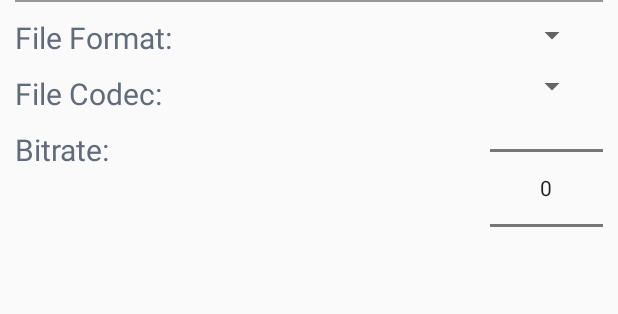
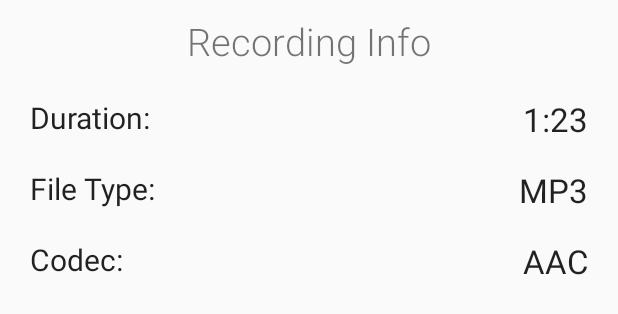
Before and after one commit to ryanthomas1998/voiceRecorder, an Android app: the layout slide_layout.xml on its own in the app's theme, with its tools: preview values and no code run, on a phone screen of 412 x 824 dp. Shown: the top 314 px of the screen. Run offline under Robolectric (Android 15) with nearby library versions, the phone set to English and light mode, and no system bars.

Commit message:
Something is fucked up

```diff
--- a/app/src/main/java/com/example/gus/voicerecorder/RecordActivity.java
+++ b/app/src/main/java/com/example/gus/voicerecorder/RecordActivity.java
@@ -9,6 +9,7 @@ import android.graphics.Color;
 import android.graphics.Interpolator;
 import android.media.Image;
 import android.media.MediaRecorder;
+import android.media.audiofx.BassBoost;
 import android.os.AsyncTask;
 import android.os.Environment;
 import android.os.SystemClock;
@@ -50,6 +51,7 @@ import org.achartengine.renderer.XYSeriesRenderer;
 
 import java.util.ArrayList;
 import java.util.Random;
+import java.util.Set;
 import java.util.Timer;
 import java.util.TimerTask;
 
@@ -100,6 +102,7 @@ public class RecordActivity extends AppCompatActivity {
         mLayout.setPanelHeight(600);
 
 
+        (( TextView) findViewById(R.id.codec)).setText(sharedPref.getString(SettingsActivity.KEY_CODEC,""));
 
 
         myAudioRecorder = new MediaRecorder();
@@ -131,14 +134,14 @@ public class RecordActivity extends AppCompatActivity {
             }
         });
 
-        Spinner spinner = (Spinner) findViewById(R.id.fileTypeSpinner);
+        //Spinner spinner = (Spinner) findViewById(R.id.fileTypeSpinner);
         // Create an ArrayAdapter using the string array and a default spinner layout
-        ArrayAdapter<CharSequence> adapter = ArrayAdapter.createFromResource(this,
-                R.array.filetypes, android.R.layout.simple_spinner_item);
+       // ArrayAdapter<CharSequence> adapter = ArrayAdapter.createFromResource(this,
+       //         R.array.filetypes, android.R.layout.simple_spinner_item);
         // Specify the layout to use when the list of choices appears
-        adapter.setDropDownViewResource(android.R.layout.simple_spinner_dropdown_item);
+      //  adapter.setDropDownViewResource(android.R.layout.simple_spinner_dropdown_item);
         // Apply the adapter to the spinner
-        spinner.setAdapter(adapter);
+       // spinner.setAdapter(adapter);
 
         (findViewById(R.id.stop_record)).setOnClickListener(new View.OnClickListener() {
             @Override
--- a/app/src/main/java/com/example/gus/voicerecorder/fileListAdapter.java
+++ b/app/src/main/java/com/example/gus/voicerecorder/fileListAdapter.java
@@ -96,16 +96,18 @@ import java.util.concurrent.TimeUnit;
 
 
 
-        MediaMetadataRetriever mmr = new MediaMetadataRetriever();
-        mmr.setDataSource(root + "/"+name);
-        String durationStr = mmr.extractMetadata(MediaMetadataRetriever.METADATA_KEY_DURATION);
+    //    MediaMetadataRetriever mmr = new MediaMetadataRetriever();
+  //      Log.d("Test", root + "/" + name);
+//        mmr.setDataSource(root + "/"+name);
+      //  String durationStr = mmr.extractMetadata(MediaMetadataRetriever.METADATA_KEY_DURATION);
+        String dateFormatted = "1:00";
 
-        String dateFormatted = String.format("%02d:%02d:%02d",
-                TimeUnit.MILLISECONDS.toHours(Long.parseLong(durationStr)),
-                TimeUnit.MILLISECONDS.toMinutes(Long.parseLong(durationStr)) -
-                        TimeUnit.HOURS.toMinutes(TimeUnit.MILLISECONDS.toHours(Long.parseLong(durationStr))),
-                TimeUnit.MILLISECONDS.toSeconds(Long.parseLong(durationStr)) -
-                        TimeUnit.MINUTES.toSeconds(TimeUnit.MILLISECONDS.toMinutes(Long.parseLong(durationStr))));
+//        String dateFormatted = String.format("%02d:%02d:%02d",
+//                TimeUnit.MILLISECONDS.toHours(Long.parseLong(durationStr)),
+//                TimeUnit.MILLISECONDS.toMinutes(Long.parseLong(durationStr)) -
+//                        TimeUnit.HOURS.toMinutes(TimeUnit.MILLISECONDS.toHours(Long.parseLong(durationStr))),
+//                TimeUnit.MILLISECONDS.toSeconds(Long.parseLong(durationStr)) -
+//                        TimeUnit.MINUTES.toSeconds(TimeUnit.MILLISECONDS.toMinutes(Long.parseLong(durationStr))));
 
         holder.recordingLength.setText(dateFormatted);
 
--- a/app/src/main/res/layout/slide_layout.xml
+++ b/app/src/main/res/layout/slide_layout.xml
@@ -4,66 +4,77 @@
     android:paddingRight="10dp"
     android:paddingLeft="10dp"
     android:layout_height="match_parent">
-    <LinearLayout
-        android:layout_width="match_parent"
-        android:layout_height="1dp"
-        android:padding="10dp"
-        android:background="#979797"
-        android:id="@+id/line"/>
 
     <TextView
         android:layout_width="wrap_content"
         android:layout_height="wrap_content"
-        android:text="File Format: "
-        android:layout_marginTop="10dp"
-        android:textSize="20sp"
-        android:id="@+id/fileT"
-        android:layout_below="@+id/line"
-        android:textColor="@color/colorAccent"/>
-    <Spinner
-        android:layout_width="wrap_content"
-        android:layout_height="wrap_content"
-       android:layout_alignParentEnd="true"
-        android:layout_marginTop="10dp"
-        android:layout_below="@+id/line"
-        android:textColor="@color/colorAccent"
-        android:id="@+id/fileTypeSpinner"
-        android:layout_marginRight="10dp"/>
+        android:text="Recording Info"
+        android:fontFamily="sans-serif-light"
+        android:textSize="25sp"
+        android:padding="10dp"
+        android:layout_centerHorizontal="true"
+        android:id="@+id/drawer_label"/>
+
     <TextView
         android:layout_width="wrap_content"
         android:layout_height="wrap_content"
-        android:text="File Codec: "
-        android:textSize="20sp"
-        android:textColor="@color/colorAccent"
-        android:layout_below="@id/fileT"
-        android:layout_marginTop="10dp"
-        android:id="@+id/fileT2"
-        />
-    <Spinner
-        android:layout_width="wrap_content"
-        android:textColor="@color/colorAccent"
-        android:layout_height="wrap_content"
+        android:text="1:23"
+        android:layout_margin="10dp"
+        android:id="@+id/duration"
+        android:layout_below="@+id/drawer_label"
         android:layout_alignParentEnd="true"
-        android:layout_below="@+id/fileTypeSpinner"
-        android:id="@+id/otherSpinner"
-        android:layout_marginTop="10dp"
-        android:layout_marginRight="10dp"/>
+        android:textAppearance="@android:style/TextAppearance.Material.Large" />
+
     <TextView
         android:layout_width="wrap_content"
         android:layout_height="wrap_content"
-        android:text="Bitrate: "
+        android:text="Duration: "
+        android:id="@+id/duration_label"
+        android:layout_margin="10dp"
+        android:textAppearance="@android:style/TextAppearance.Material.Large"
         android:textSize="20sp"
-        android:textColor="@color/colorAccent"
-        android:layout_below="@id/fileT2"
-        android:layout_marginTop="10dp"
-        android:id="@+id/fileT3"
-        />
-    <NumberPicker
-        android:layout_width="75dp"
+        android:layout_below="@+id/drawer_label"
+        android:layout_alignParentStart="true" />
+    <TextView
+        android:layout_width="wrap_content"
         android:layout_height="wrap_content"
-        android:layout_below="@+id/fileTypeSpinner"
-        android:layout_alignParentEnd="true"/>
+        android:text="MP3"
+        android:layout_margin="10dp"
+        android:id="@+id/filetype"
+        android:layout_below="@+id/duration_label"
+        android:layout_alignParentEnd="true"
+        android:textAppearance="@android:style/TextAppearance.Material.Large" />
 
+    <TextView
+        android:layout_width="wrap_content"
+        android:layout_height="wrap_content"
+        android:text="File Type: "
+        android:id="@+id/filetype_label"
+        android:layout_margin="10dp"
+        android:textAppearance="@android:style/TextAppearance.Material.Large"
+        android:textSize="20sp"
+        android:layout_below="@+id/duration_label"
+        android:layout_alignParentStart="true" />
+    <TextView
+        android:layout_width="wrap_content"
+        android:layout_height="wrap_content"
+        android:text="AAC"
+        android:layout_margin="10dp"
+        android:id="@+id/codec"
+        android:layout_below="@+id/filetype_label"
+        android:layout_alignParentEnd="true"
+        android:textAppearance="@android:style/TextAppearance.Material.Large" />
+
+    <TextView
+        android:layout_width="wrap_content"
+        android:layout_height="wrap_content"
+        android:text="Codec: "
+        android:id="@+id/codec_label"
+        android:layout_margin="10dp"
+        android:textAppearance="@android:style/TextAppearance.Material.Large"
+        android:textSize="20sp"
+        android:layout_below="@+id/filetype_label"
+        android:layout_alignParentStart="true" />
 
 
 </RelativeLayout>
```
Also changed, not shown: 1 other file.
